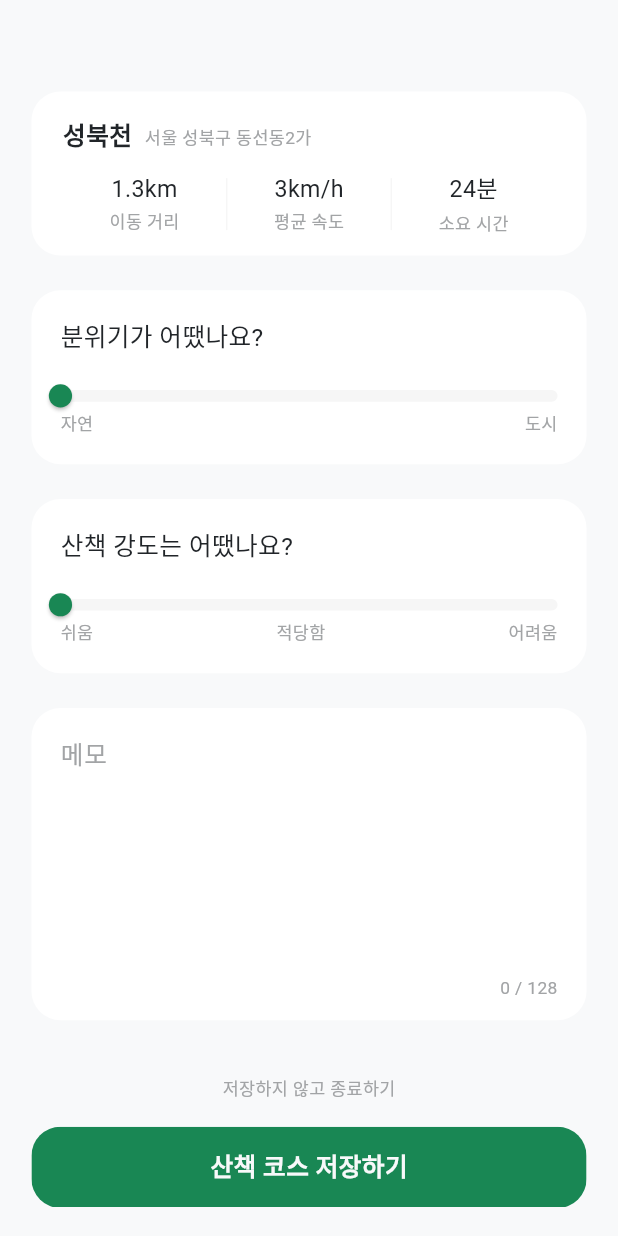
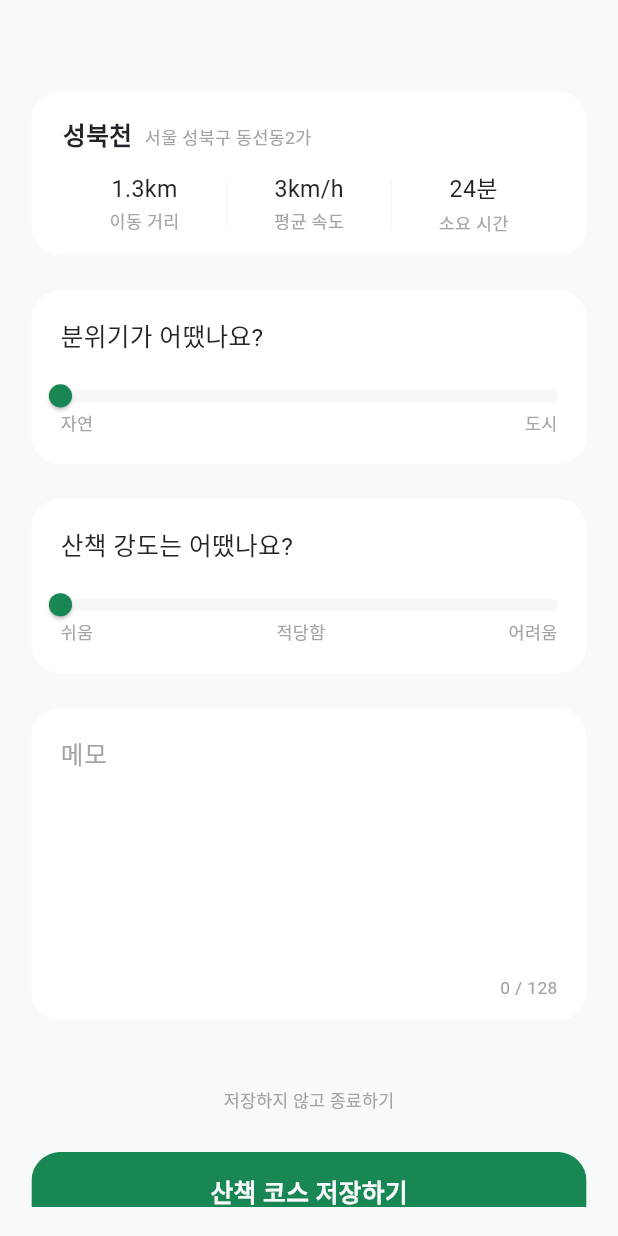
Before and after one commit to Yeogijeogi/yeogijeogi_front, a Flutter app: the SaveView screen opened by its route, scrolled down 487 dp, on a phone screen of 412 x 824 dp. Run offline on Flutter 3.47's test engine with Material 3 defaults, Android fonts, the phone set to English and light mode, and no system bars; our stand-ins replace dio, firebase_auth, firebase_core, flutter_dotenv, flutter_screenutil, flutter_svg and 5 more; missing offline and left inert: flutter_naver_map; accounts and stored records are empty; Roboto replaces fonts that are missing (Pretendard).

Commit message:
mod: CustomTextButton에 텍스트 스타일 커스텀 가능하도록 수정

```diff
--- a/lib/components/common/custom_text_button.dart
+++ b/lib/components/common/custom_text_button.dart
@@ -1,22 +1,38 @@
 import 'package:flutter/material.dart';
+import 'package:flutter_screenutil/flutter_screenutil.dart';
 import 'package:yeogijeogi/utils/palette.dart';
 
 class CustomTextButton extends StatelessWidget {
   /// 버튼 텍스트
   final String text;
 
+  /// 버튼 스타일
+  final TextStyle? style;
+
   /// 버튼 클릭시 실행 함수
   final Function()? onTap;
 
-  const CustomTextButton({super.key, this.onTap, required this.text});
+  const CustomTextButton({
+    super.key,
+    required this.text,
+    this.style,
+    this.onTap,
+  });
 
   @override
   Widget build(BuildContext context) {
-    return GestureDetector(
-      onTap: onTap,
+    return TextButton(
+      style: TextButton.styleFrom(
+        padding: EdgeInsets.all(8.w),
+        minimumSize: Size(0, 0),
+        tapTargetSize: MaterialTapTargetSize.shrinkWrap,
+        overlayColor: Palette.onSurfaceVariant,
+      ),
+      onPressed: onTap,
       child: Text(
         text,
-        style: Palette.caption.copyWith(color: Palette.onSurfaceVariant),
+        style:
+            style ?? Palette.caption.copyWith(color: Palette.onSurfaceVariant),
       ),
     );
   }
```
